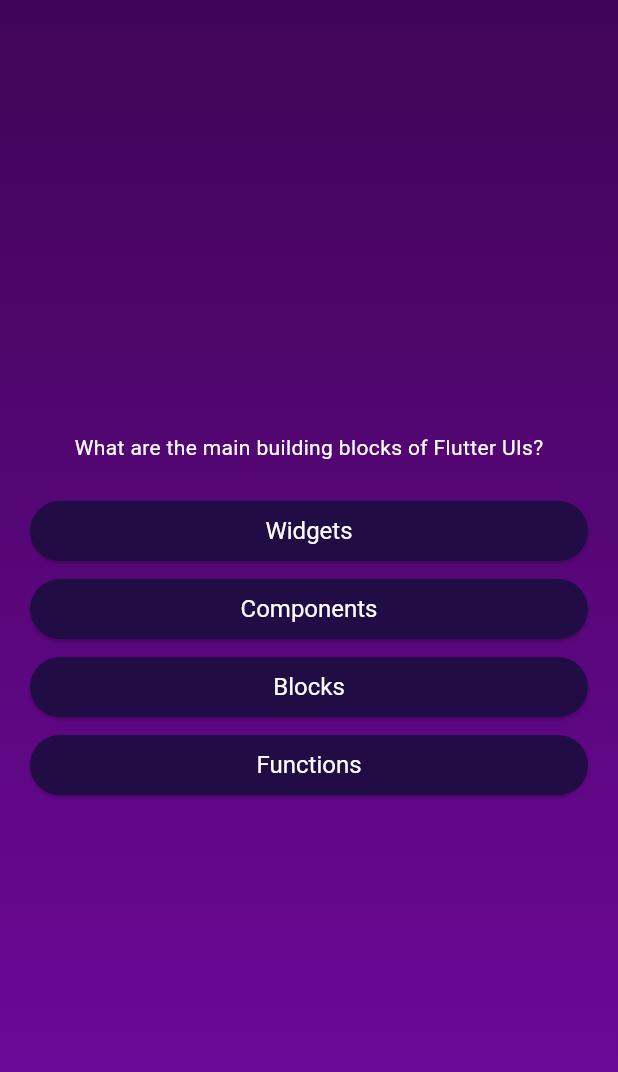
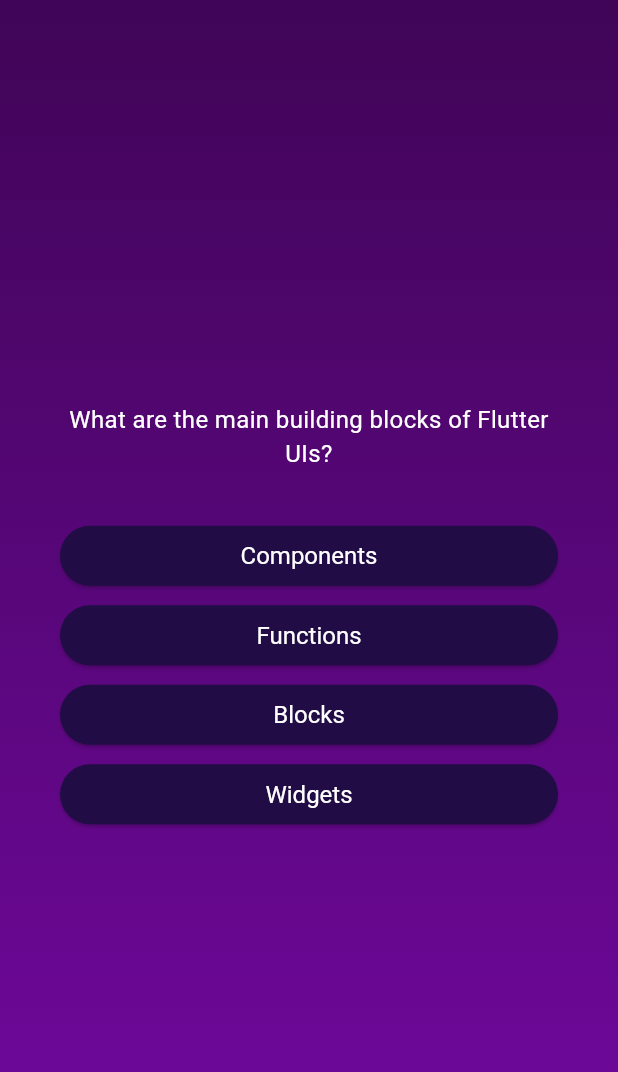
Before and after one commit to raphaelpinel/flutter-quizz-app, a Flutter app: the screen it shows after launch, after a tap on "Start Quiz", on a phone screen of 412 x 824 dp. Shown: the top 1072 px of the screen. Run offline on Flutter 3.47's test engine with Material 3 defaults, Android fonts, the phone set to English and light mode, and no system bars.

Commit message:
Shuffle answers and adjust margins

```diff
--- a/lib/answer_button.dart
+++ b/lib/answer_button.dart
@@ -9,8 +9,10 @@ class AnswerButton extends StatelessWidget {
 
   @override
   Widget build(BuildContext context) {
-    return Padding(
-      padding: const EdgeInsets.symmetric(horizontal: 20, vertical: 2.0),
+    return Container(
+      margin: const EdgeInsets.symmetric(
+        vertical: 2.5,
+      ),
       child: ElevatedButton(
         onPressed: onPressed,
         style: ElevatedButton.styleFrom(
--- a/lib/models/quiz_question.dart
+++ b/lib/models/quiz_question.dart
@@ -1,6 +1,12 @@
 class QuizQuestion {
+  const QuizQuestion(this.questionText, this.answers);
+
   final String questionText;
   final List<String> answers;
 
-  const QuizQuestion(this.questionText, this.answers);
+  List<String> getShuffledAnswers() {
+    final shuffledList = List.of(answers);
+    shuffledList.shuffle();
+    return shuffledList;
+  }
 }
--- a/lib/questions_screen.dart
+++ b/lib/questions_screen.dart
@@ -15,31 +15,26 @@ class _QuestionsScreenState extends State<QuestionsScreen> {
     final currentQuestion = questions[0];
     return SizedBox(
       width: double.infinity,
+      child: Container(
+        margin: const EdgeInsets.all(40),
         child: Column(
           mainAxisAlignment: MainAxisAlignment.center,
+          crossAxisAlignment: CrossAxisAlignment.stretch,
           children: [
-          Column(children: [
             Text(
               currentQuestion.questionText,
-              style: const TextStyle(color: Colors.white),
+              style: const TextStyle(color: Colors.white, fontSize: 16),
+              textAlign: TextAlign.center,
             ),
-            const SizedBox(height: 20),
-            ListView.builder(
-              shrinkWrap: true,
-              itemCount: currentQuestion.answers.length,
-              itemBuilder: (context, index) {
-                final answer = currentQuestion.answers[index];
-                return AnswerButton(
+            const SizedBox(height: 30),
+            ...currentQuestion.getShuffledAnswers().map(
+                  (answer) => AnswerButton(
                     onPressed: () {},
                     answerText: answer,
-                );
-              },
                   ),
-          ]
-              // questions.map((question) => Text(question.toString())).toList(),
                 ),
-          // END: be15d9bcejpp
           ],
+        ),
       ),
     );
   }
```
Lines whose indentation alone changed are shown as unchanged.
